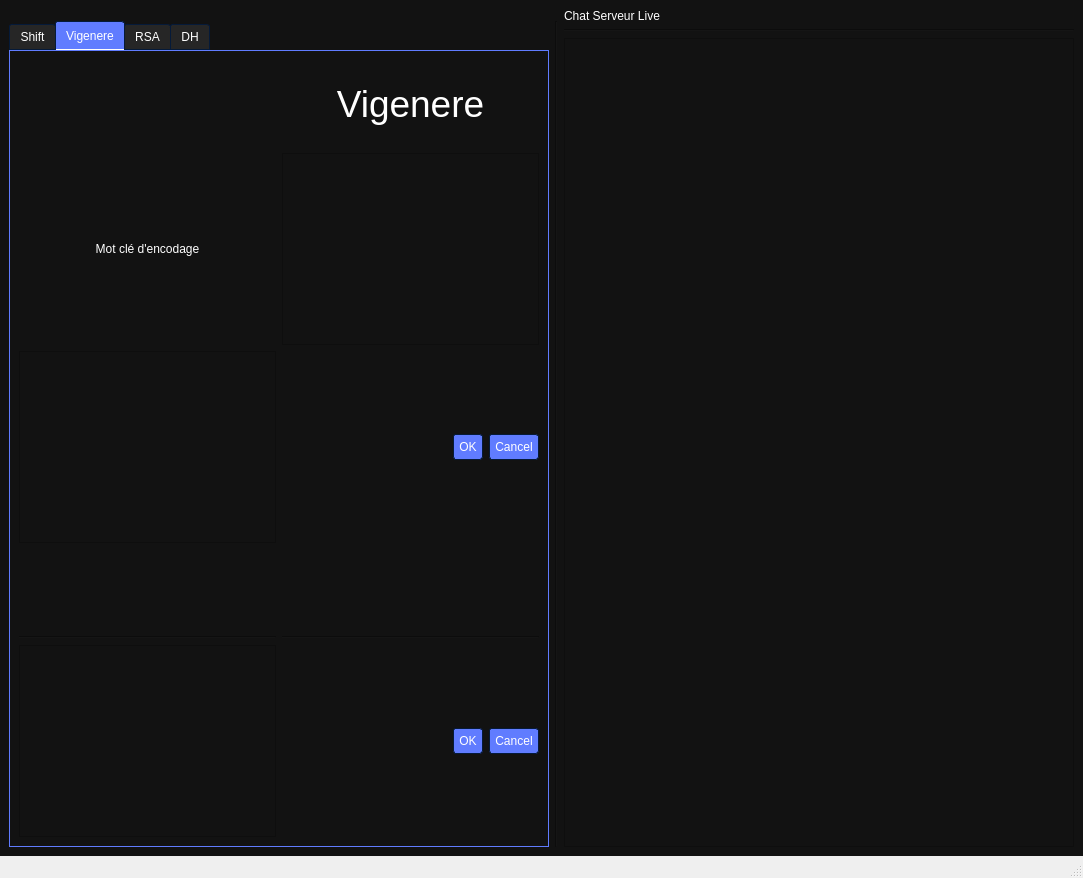
Qt form GUI_crypto_V4.ui (rdtjulien/Cryptographie) before a commit.
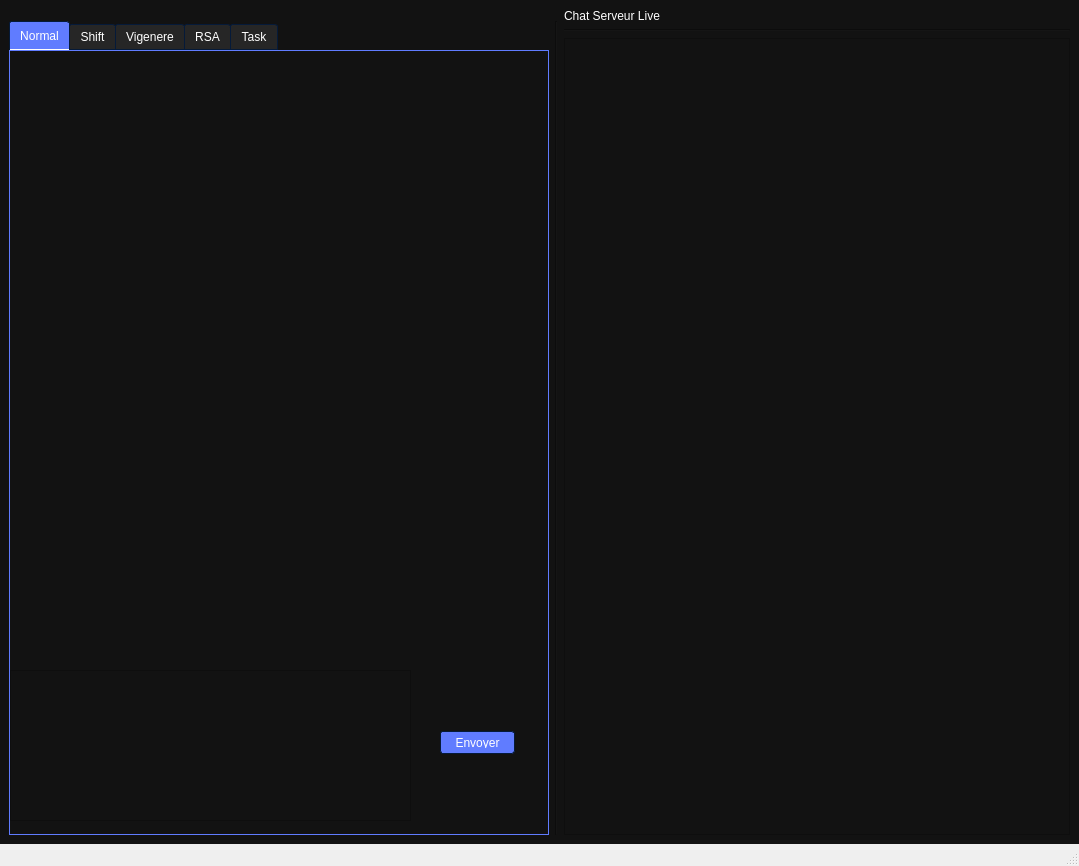
The same form after that commit. Icons and pictures are not drawn.

Patch:
```diff
--- a/GUI_crypto_V4.ui
+++ b/GUI_crypto_V4.ui
@@ -6,8 +6,8 @@
    <rect>
     <x>0</x>
     <y>0</y>
-    <width>1083</width>
-    <height>878</height>
+    <width>1079</width>
+    <height>866</height>
    </rect>
   </property>
   <property name="sizePolicy">
@@ -1173,7 +1173,7 @@
            <enum>Qt::DefaultContextMenu</enum>
           </property>
           <property name="currentIndex">
-           <number>1</number>
+           <number>0</number>
           </property>
           <property name="iconSize">
            <size>
@@ -1187,6 +1187,39 @@
           <property name="tabBarAutoHide">
            <bool>false</bool>
           </property>
+          <widget class="QWidget" name="tab_normal">
+           <attribute name="title">
+            <string>Normal</string>
+           </attribute>
+           <widget class="QPushButton" name="pushButton_normal">
+            <property name="geometry">
+             <rect>
+              <x>430</x>
+              <y>680</y>
+              <width>75</width>
+              <height>23</height>
+             </rect>
+            </property>
+            <property name="text">
+             <string>Envoyer</string>
+            </property>
+           </widget>
+           <widget class="QWidget" name="gridLayoutWidget">
+            <property name="geometry">
+             <rect>
+              <x>0</x>
+              <y>619</y>
+              <width>401</width>
+              <height>151</height>
+             </rect>
+            </property>
+            <layout class="QGridLayout" name="gridLayout">
+             <item row="0" column="0">
+              <widget class="QPlainTextEdit" name="plainTextEdit_normal"/>
+             </item>
+            </layout>
+           </widget>
+          </widget>
           <widget class="QWidget" name="tab_shift">
            <attribute name="title">
             <string>Shift</string>
@@ -1566,7 +1599,7 @@
           </widget>
           <widget class="QWidget" name="tab_DH">
            <attribute name="title">
-            <string>DH</string>
+            <string>Task</string>
            </attribute>
            <layout class="QGridLayout" name="gridLayout_2">
             <item row="0" column="0" rowspan="2" colspan="2">
```
Left out of the diff: 53 changed lines with no effect on the pictures.
